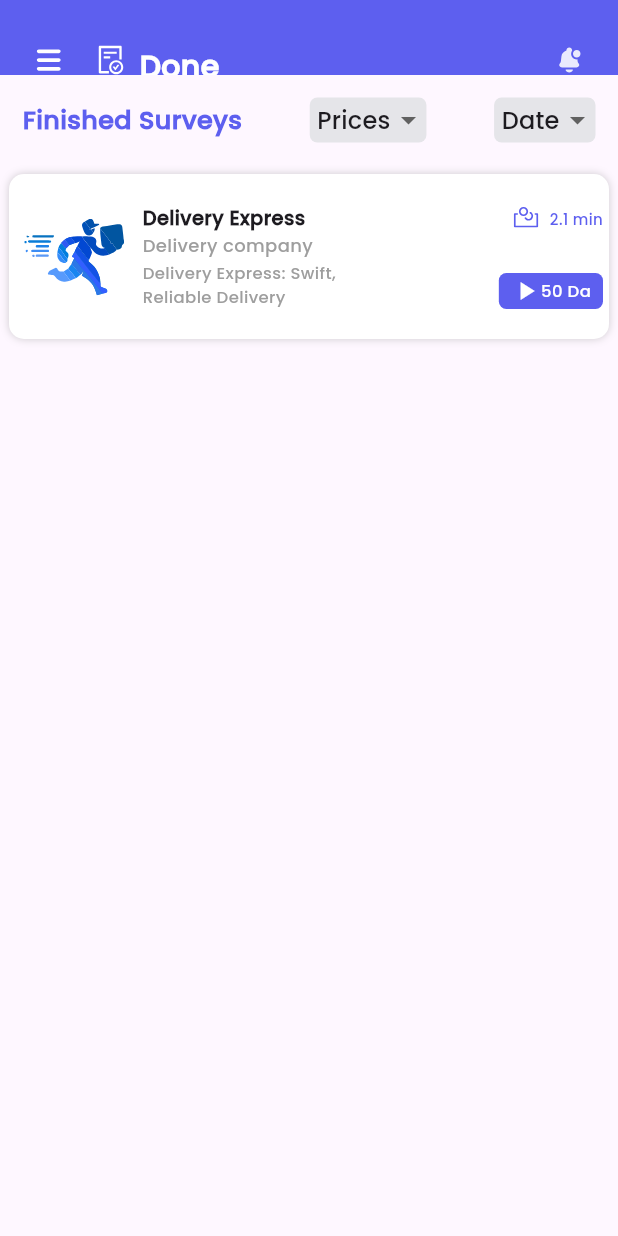
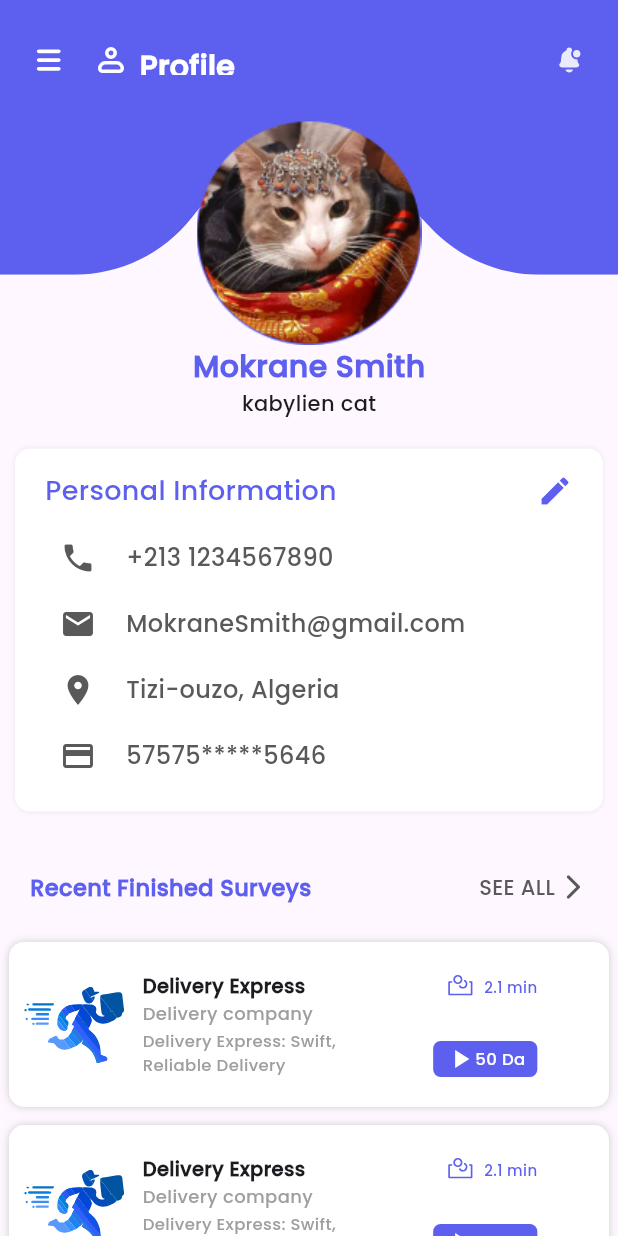
Before and after one commit to t-88/coscape-hackthone, a Flutter app: the screen it shows after launch, on a phone screen of 412 x 824 dp. Run offline on Flutter 3.47's test engine with Material 3 defaults, Android fonts, the phone set to English and light mode, and no system bars; our stand-ins replace flutter_svg, get.

Commit message:
Cleaning the code, multiple componenets

```diff
--- /dev/null
+++ b/lib/components/icon_text.dart
@@ -0,0 +1,32 @@
+import 'package:coscape_mobile/consts/colors.dart';
+import 'package:flutter/widgets.dart';
+
+class IconText extends StatelessWidget {
+  const IconText({
+    super.key,
+    required this.icon,
+    required this.text,
+  });
+
+  final Widget icon;
+  final String text;
+  @override
+  Widget build(BuildContext context) {
+    return Container(
+      margin: EdgeInsets.symmetric(vertical: 10, horizontal: 10),
+      child: Row(
+        children: [
+          icon,
+          SizedBox(width: 20),
+          Text(
+            text,
+            style: TextStyle(
+              color: AppColors.TextGreyColor,
+              fontSize: 16,
+            ),
+          ),
+        ],
+      ),
+    );
+  }
+}
--- /dev/null
+++ b/lib/components/personal_card_info.dart
@@ -0,0 +1,79 @@
+
+import 'package:coscape_mobile/components/icon_text.dart';
+import 'package:coscape_mobile/consts/colors.dart';
+import 'package:coscape_mobile/pages/profile_page.dart';
+import 'package:flutter/material.dart';
+import 'package:flutter/widgets.dart';
+
+class PesonalInfoCard extends StatelessWidget {
+  const PesonalInfoCard({
+    super.key,
+  });
+
+  @override
+  Widget build(BuildContext context) {
+    return Container(
+      padding: EdgeInsets.symmetric(vertical: 15, horizontal: 20),
+      margin: EdgeInsets.symmetric(vertical: 20, horizontal: 10),
+      decoration: BoxDecoration(
+          color: Colors.white,
+          borderRadius: BorderRadius.circular(10),
+          boxShadow: [
+            BoxShadow(
+              blurRadius: 2,
+              color: Colors.grey.withOpacity(0.2),
+            )
+          ]),
+      child: Column(
+        children: [
+          Row(
+            mainAxisAlignment: MainAxisAlignment.spaceBetween,
+            children: [
+              Text(
+                "Personal Information",
+                style: TextStyle(
+                  fontSize: 18,
+                  fontWeight: FontWeight.w400,
+                  color: AppColors.BlueColor,
+                ),
+              ),
+              Icon(
+                Icons.edit,
+                color: AppColors.BlueColor,
+              ),
+            ],
+          ),
+          SizedBox(height: 10),
+          IconText(
+            icon: Icon(
+              Icons.phone,
+              color: AppColors.TextGreyColor,
+            ),
+            text: "+213 1234567890",
+          ),
+          IconText(
+            icon: Icon(
+              Icons.email,
+              color: AppColors.TextGreyColor,
+            ),
+            text: "MokraneSmith@gmail.com",
+          ),
+          IconText(
+            icon: Icon(
+              Icons.location_on,
+              color: AppColors.TextGreyColor,
+            ),
+            text: "Tizi-ouzo, Algeria",
+          ),
+          IconText(
+            icon: Icon(
+              Icons.credit_card,
+              color: AppColors.TextGreyColor,
+            ),
+            text: "57575*****5646",
+          ),
+        ],
+      ),
+    );
+  }
+}
--- a/lib/components/survery_card.dart
+++ b/lib/components/survery_card.dart
@@ -8,7 +8,7 @@ import 'package:get/get.dart';
 class SurveyCard extends StatelessWidget {
   final Function on_details;
   final Function on_start;
-  const SurveyCard({
+  SurveyCard({
     super.key,
     required this.on_details,
     required this.on_start,
@@ -98,7 +98,6 @@ class SurveyCard extends StatelessWidget {
                             ),
                             SizedBox(width: 5),
                             Text(
-
                               "2.1 min",
                               textAlign: TextAlign.end,
                               style: TextStyle(
@@ -140,7 +139,8 @@ class SurveyCard extends StatelessWidget {
                   ],
                 ),
               ),
-            )
+            ),
+            SizedBox(width: 0),
           ],
         ),
       ),
--- a/lib/consts/routes.dart
+++ b/lib/consts/routes.dart
@@ -2,4 +2,5 @@ class Routes  {
   static String surveys_page = "/surveys-page";
   static String survey_questions_page = "/survey-questions-page";
   static String done_page = "/done-page";
+  static String profile_page = "/profile-page";
 }
--- a/lib/main.dart
+++ b/lib/main.dart
@@ -1,6 +1,7 @@
 import 'package:coscape_mobile/components/wraped_drawer.dart';
 import 'package:coscape_mobile/consts/routes.dart';
 import 'package:coscape_mobile/pages/done_page.dart';
+import 'package:coscape_mobile/pages/profile_page.dart';
 import 'package:coscape_mobile/pages/survey_page.dart';
 import 'package:coscape_mobile/pages/survey_questions_page.dart';
 import 'package:coscape_mobile/state/survey_controler.dart';
@@ -30,10 +31,11 @@ class MyApp extends StatelessWidget {
         Routes.surveys_page: (ctx) => WrapedDrawer(widget: SurveyPage()),
         Routes.survey_questions_page: (ctx) => SurveyQuestionsPage(),
         Routes.done_page: (ctx) => DonePage(),
+        Routes.profile_page: (ctx) => ProfilePage(),
 
       },
-      initialRoute: Routes.done_page,
-      home: WrapedDrawer(widget: DonePage()),
+      initialRoute: Routes.profile_page,
+      home: WrapedDrawer(widget: ProfilePage()),
 
     );
   }
--- /dev/null
+++ b/lib/pages/profile_page.dart
@@ -0,0 +1,143 @@
+import 'package:coscape_mobile/components/custom_appbar.dart';
+import 'package:coscape_mobile/components/personal_card_info.dart';
+import 'package:coscape_mobile/components/survery_card.dart';
+import 'package:coscape_mobile/consts/colors.dart';
+import 'package:coscape_mobile/consts/routes.dart';
+import 'package:flutter/material.dart';
+import 'package:flutter/widgets.dart';
+import 'package:flutter_svg/flutter_svg.dart';
+import 'package:get/get.dart';
+
+// NOTE: profile imgs should have the dimentions 155x230
+class ProfilePage extends StatelessWidget {
+  const ProfilePage({super.key});
+
+  @override
+  Widget build(BuildContext context) {
+    return Scaffold(
+      body: Stack(
+        children: [
+          Positioned(
+            child: Column(
+              children: [
+                Container(child: SvgPicture.asset("assets/w.svg")),
+              ],
+            ),
+          ),
+          Positioned(
+            child: Container(
+              child: Column(
+                children: [
+                  // Text(data)
+                ],
+              ),
+            ),
+          ),
+          Column(
+            children: [
+              CustomAppBar(
+                title: Row(
+                  children: [
+                    SvgPicture.asset(
+                      "assets/Group.svg",
+                      width: 18,
+                      color: Colors.white,
+                    ),
+                    SizedBox(width: 10),
+                    Text(
+                      "Profile",
+                      style: TextStyle(
+                        color: Colors.white,
+                        fontWeight: FontWeight.bold,
+                        fontSize: 20,
+                      ),
+                    ),
+                  ],
+                ),
+              ),
+              Expanded(
+                child: Column(
+                  children: [
+                    Transform.translate(
+                      offset: Offset(0, 30),
+                      child: Column(
+                        children: [
+                          Container(
+                            height: 150,
+                            child: Image.asset("assets/ellipse.png"),
+                          ),
+                          Text(
+                            "Mokrane Smith",
+                            style: TextStyle(
+                              color: AppColors.BlueColor,
+                              fontSize: 20,
+                              fontWeight: FontWeight.bold,
+                            ),
+                          ),
+                          Text(
+                            "kabylien cat",
+                            style: TextStyle(fontSize: 14),
+                          )
+                        ],
+                      ),
+                    ),
+                    SizedBox(height: 30),
+                    Expanded(
+                      child: SingleChildScrollView(
+                        child: Column(
+                          children: [
+                          PesonalInfoCard(),
+                            Padding(
+                              padding: EdgeInsets.symmetric(vertical: 20, horizontal: 20),
+                              child: Row(
+                                mainAxisAlignment: MainAxisAlignment.spaceBetween,
+                                children: [
+                                  Text(
+                                    "Recent Finished Surveys",
+                                    style: TextStyle(
+                                      color: AppColors.BlueColor,
+                                      fontSize: 15,
+                                      fontWeight: FontWeight.bold,
+                                    ),
+                                  ),
+                                  GestureDetector(
+                                    onTap: () {
+                                      Get.toNamed(Routes.done_page);
+                                    },
+                                    child: Row(
+                                      children: [
+                                        Text(
+                                          "SEE ALL",
+                                          style: TextStyle(
+                                            color: AppColors.TextGreyColor,
+                                          ),
+                                        ),
+                                        SizedBox(width: 2),
+                                        Icon(
+                                          Icons.arrow_forward_ios_rounded,
+                                          color: AppColors.TextGreyColor,
+                                          size: 20,
+                                        ),
+                                      ],
+                                    ),
+                                  ),
+                                ],
+                              ),
+                            ),
+
+                            SurveyCard(on_details: () {}, on_start: () {}),
+                            SurveyCard(on_details: () {}, on_start: () {}),
+                          ],
+                        ),
+                      ),
+                    ),
+                  ],
+                ),
+              )
+            ],
+          ),
+        ],
+      ),
+    );
+  }
+}
```
Also changed, not shown: assets/ellipse.png (added), assets/w.svg (added). Lines whose indentation alone changed are shown as unchanged.
